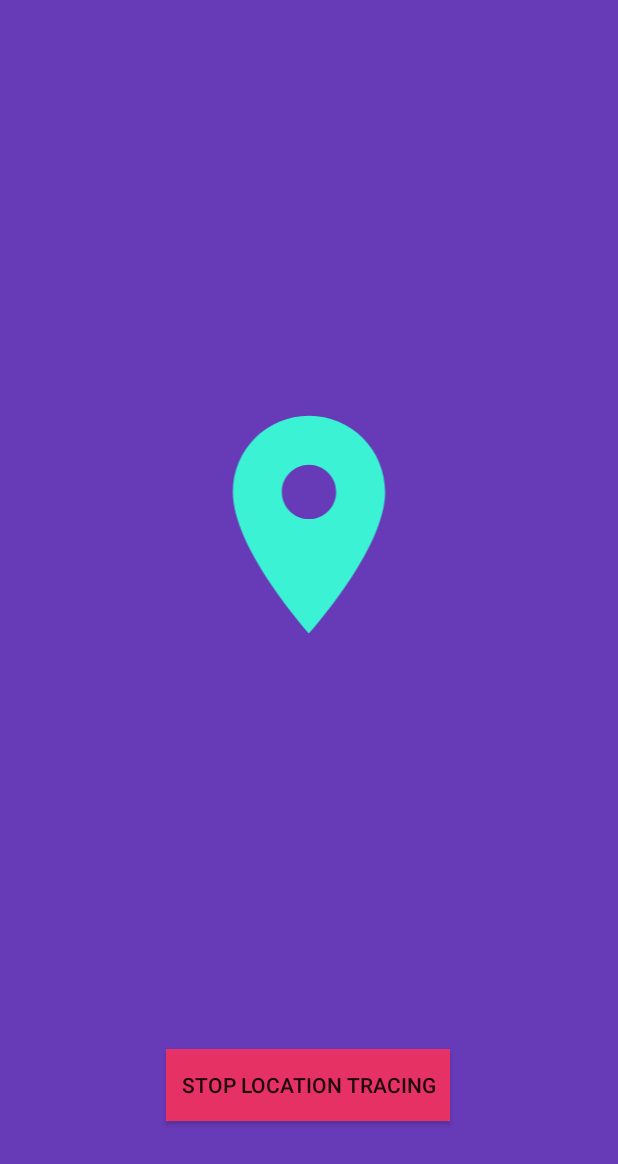
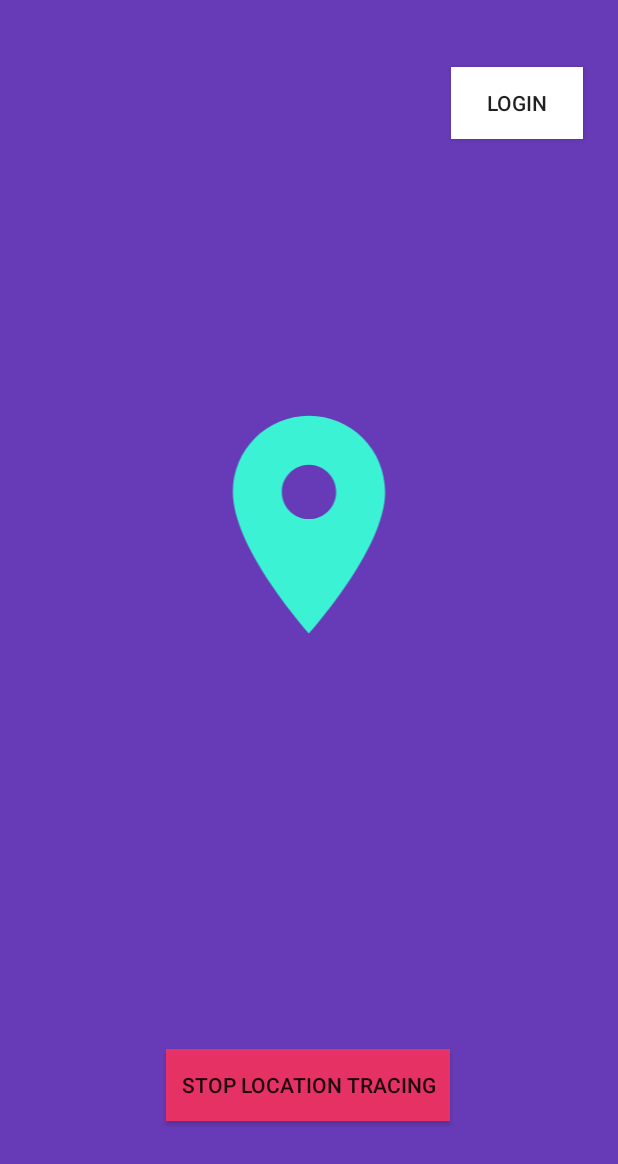
Before and after one commit to The-Fuse/Transport_Tracker, an Android app: the MainActivity screen opened directly, with no data from a screen before it, on a phone screen of 412 x 824 dp. Shown: the top 1164 px of the screen. Run offline under Robolectric (Android 15) with nearby library versions, the phone set to English and light mode, and no system bars.

```diff
--- a/app/src/main/res/layout/activity_main.xml
+++ b/app/src/main/res/layout/activity_main.xml
@@ -33,4 +33,17 @@
         app:layout_constraintStart_toStartOf="parent"
         app:layout_constraintTop_toTopOf="parent" />
 
+    <Button
+        android:id="@+id/button2"
+        android:layout_width="wrap_content"
+        android:layout_height="wrap_content"
+        android:background="#FFFFFF"
+        android:text="@string/login"
+        app:layout_constraintBottom_toTopOf="@+id/imageView"
+        app:layout_constraintEnd_toEndOf="parent"
+        app:layout_constraintHorizontal_bias="0.928"
+        app:layout_constraintStart_toStartOf="parent"
+        app:layout_constraintTop_toTopOf="parent"
+        app:layout_constraintVertical_bias="0.208" />
+
 </androidx.constraintlayout.widget.ConstraintLayout>
--- a/app/src/main/res/values/strings.xml
+++ b/app/src/main/res/values/strings.xml
@@ -10,4 +10,5 @@
     <string name="tracking_your_location_tap_to_cancel">Tracking your location Tap to cancel</string>
     <string name="location_is_on">Location is on</string>
     <string name="don_t_have_an_account_create_one">Don\'t have an account . Create one!!</string>
+    <string name="login">Login</string>
 </resources>
```
